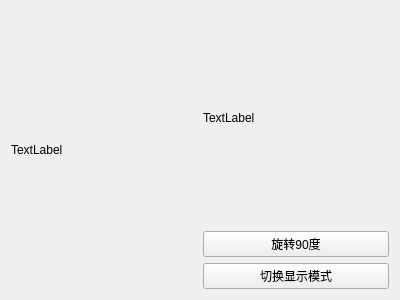
Before: the Qt Designer form ai/component/ui/display.ui in rinko224/InfraView, drawn with Qt 5.
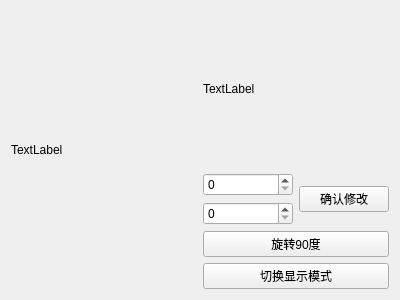
After: the same form once the commit is applied.

The edit to the form file:
```diff
--- a/ai/component/ui/display.ui
+++ b/ai/component/ui/display.ui
@@ -15,8 +15,6 @@
   </property>
   <layout class="QHBoxLayout" name="horizontalLayout_2">
    <item>
-    <layout class="QHBoxLayout" name="horizontalLayout">
-     <item>
       <widget class="QLabel" name="video_label">
        <property name="text">
         <string>TextLabel</string>
@@ -24,7 +22,7 @@
       </widget>
      </item>
      <item>
-      <layout class="QVBoxLayout" name="verticalLayout">
+    <layout class="QVBoxLayout" name="verticalLayout_2" stretch="5,0,0,0">
        <item>
         <widget class="QLabel" name="info">
          <property name="text">
@@ -32,6 +30,27 @@
          </property>
         </widget>
        </item>
+     <item>
+      <layout class="QHBoxLayout" name="horizontalLayout">
+       <item>
+        <layout class="QVBoxLayout" name="verticalLayout">
+         <item>
+          <widget class="QSpinBox" name="measure_w"/>
+         </item>
+         <item>
+          <widget class="QSpinBox" name="measure_h"/>
+         </item>
+        </layout>
+       </item>
+       <item>
+        <widget class="QPushButton" name="measure_ensure">
+         <property name="text">
+          <string>确认修改</string>
+         </property>
+        </widget>
+       </item>
+      </layout>
+     </item>
        <item>
         <widget class="QPushButton" name="rotate">
          <property name="text">
@@ -45,8 +64,6 @@
           <string>切换显示模式</string>
          </property>
         </widget>
-       </item>
-      </layout>
      </item>
     </layout>
    </item>
```
Lines whose indentation alone changed are shown as unchanged.
